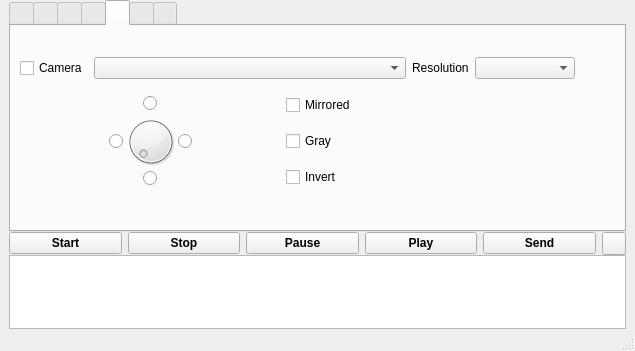
Qt form vokoscreen.ui (yanuarakhid/vokoscreen) before a commit.
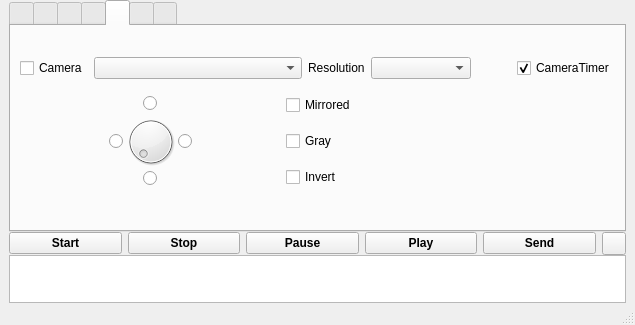
The same form after that commit. The open tabs and pages were chosen to show the change.

```diff
--- a/vokoscreen.ui
+++ b/vokoscreen.ui
@@ -7,7 +7,7 @@
     <x>0</x>
     <y>0</y>
     <width>635</width>
-    <height>351</height>
+    <height>325</height>
    </rect>
   </property>
   <property name="sizePolicy">
@@ -703,6 +703,16 @@
                 </property>
                </spacer>
               </item>
+              <item>
+               <widget class="QCheckBox" name="CameraTimerOnOffCheckbox">
+                <property name="text">
+                 <string notr="true">CameraTimer</string>
+                </property>
+                <property name="checked">
+                 <bool>true</bool>
+                </property>
+               </widget>
+              </item>
              </layout>
             </item>
             <item>
```
